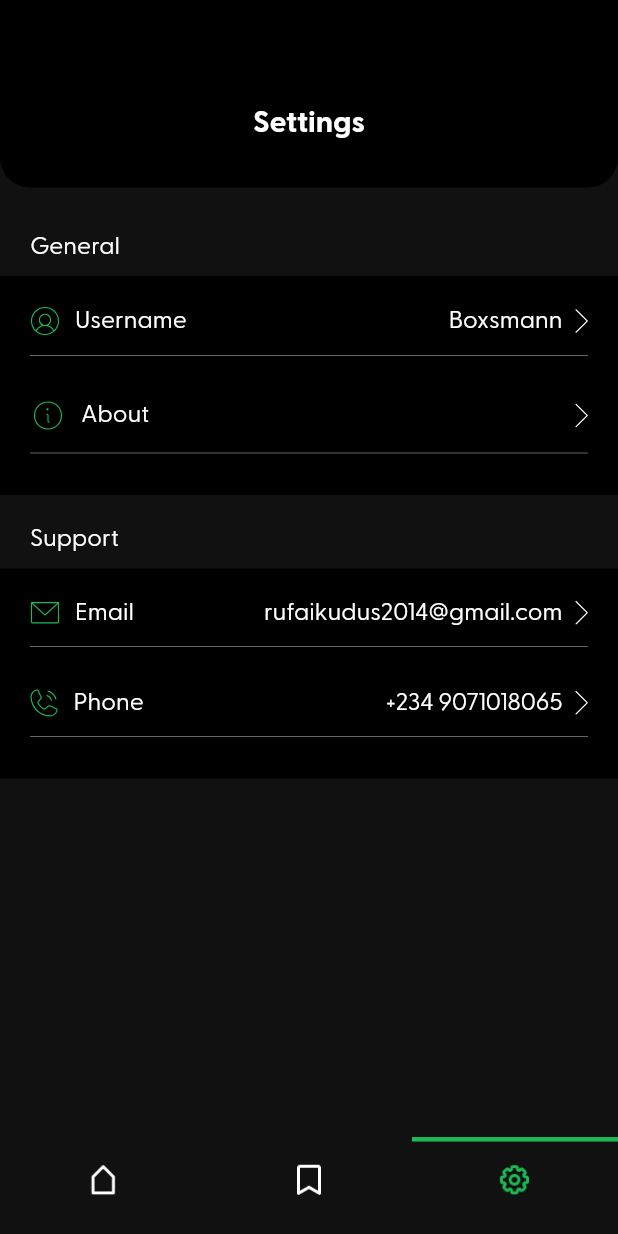
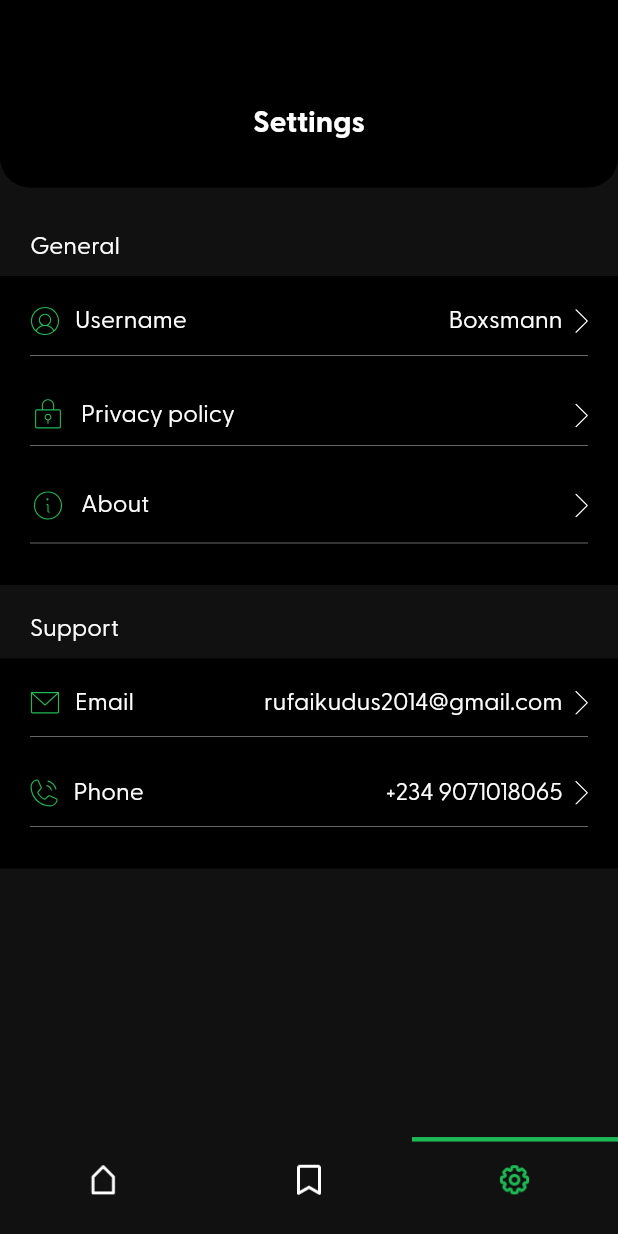
Before and after one commit to Raks-Javac/DicBlocToGo, a Flutter app: the MainDashboardScreen screen opened by its route, item 3 of the bottom bar chosen, on a phone screen of 412 x 824 dp. Run offline on Flutter 3.47's test engine with Material 2 defaults, Android fonts, the light colour scheme and no system bars; our stand-ins replace flutter_bloc, flutter_screenutil, flutter_svg, isar, lottie; missing offline and left inert: either_option; accounts and stored records are empty; generated files the repository leaves out were written again.

Commit message:
ref: Priacy policy icon addded

```diff
--- a/lib/features/settings/views/settings_view.dart
+++ b/lib/features/settings/views/settings_view.dart
@@ -41,6 +41,16 @@ class SettingsMainView extends StatelessWidget {
                     preText: "Boxsmann",
                   ),
                   addVerticalSpacing(5),
+                  Divider(
+                    color: WColors.white.withOpacity(0.4),
+                  ),
+                  addVerticalSpacing(20),
+                  SettingsTile(
+                    iconPathSvg: nAPrivacyPolicyIcon,
+                    onTap: () {},
+                    tileTitle: 'Privacy policy',
+                    preText: "",
+                  ),
                   Divider(
                     color: WColors.white.withOpacity(0.4),
                   ),
--- a/lib/shared/res/assets_icons.dart
+++ b/lib/shared/res/assets_icons.dart
@@ -28,3 +28,4 @@ const String nASearchIcon = "assets/icons/search_icon.svg";
 const String nAsearchingAnimation = "assets/animation/searching_animation.json";
 const String nASarchNotFound = "assets/animation/search_not_found.json";
 const String nABookMarkAnimation = "assets/animation/book_mark_animation.json";
+const String nAPrivacyPolicyIcon = "assets/icons/privacy_policy_icon.svg";
```
Also changed, not shown: lib/features/book_mark/views/bookmark_view.dart (+9 -9 lines), assets/icons/privacy_policy_icon.svg (added), 2 other files.
